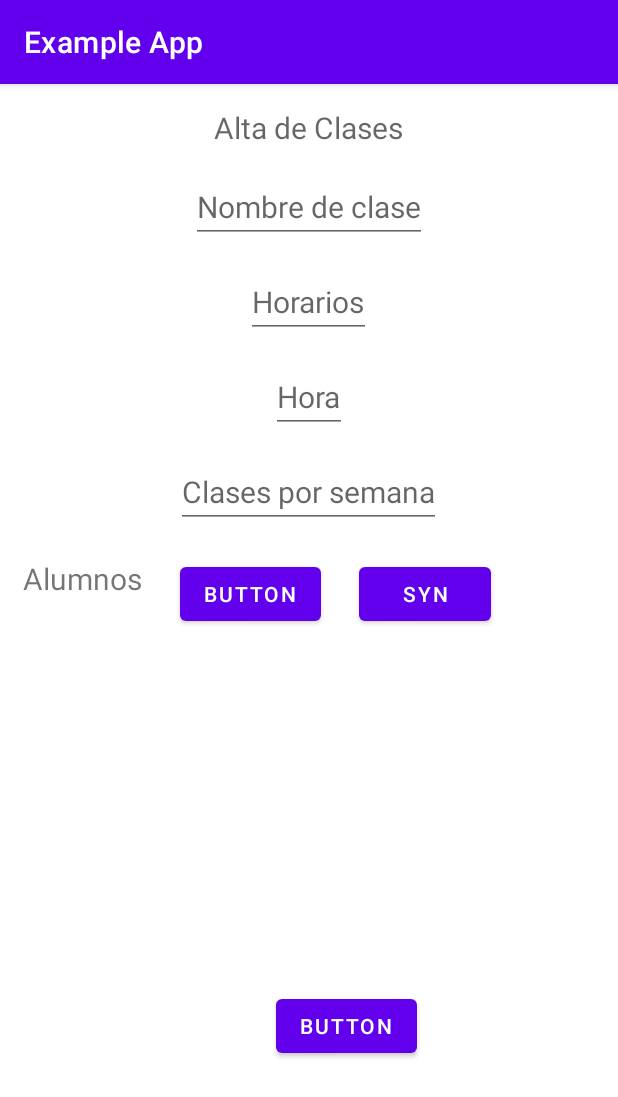
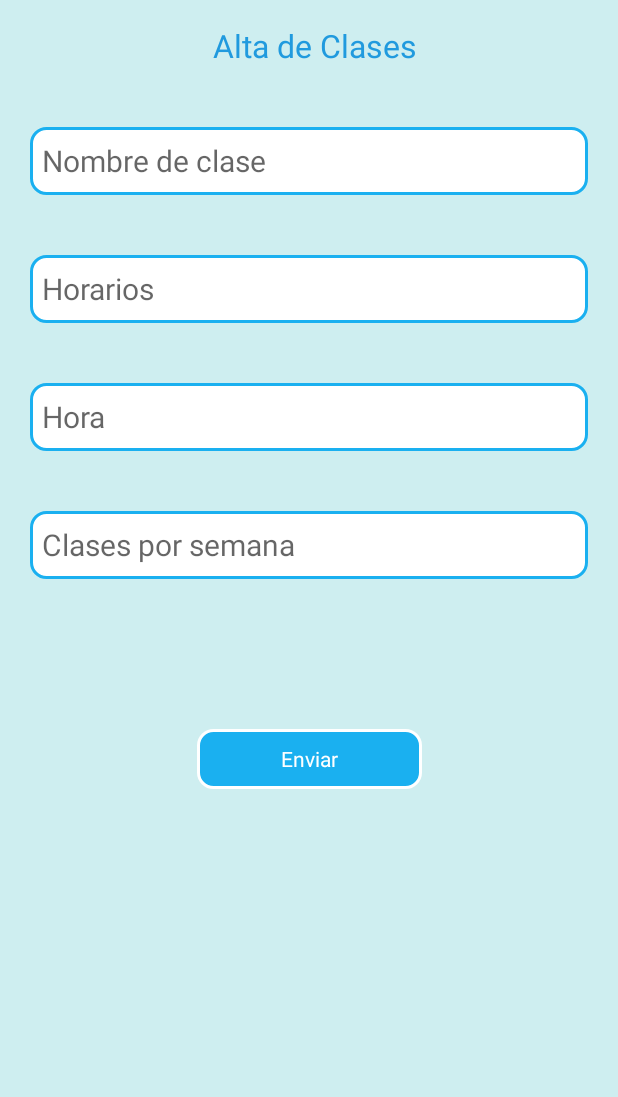
Before and after one commit to NClassDev/CourseTeach, an Android app: the AddCourseFragment screen opened through its navigation route, on a phone screen of 412 x 824 dp. Shown: the top 1097 px of the screen. Run offline under Robolectric (Android 15) with nearby library versions, the phone set to English and light mode, and no system bars; our stand-ins replace Dagger/Hilt's generated code, Firebase (no records; nobody signed in at launch, a user with empty details on screens opened directly), Room's generated code, navigation-ui; libraries missing offline, so code that uses them is left out: com.squareup.okhttp.

Commit message:
Diseño de Pantaña Home y Agregar Curso

```diff
--- a/app/src/main/java/com/example/loginclean/adapters/CursosAdapter.kt
+++ b/app/src/main/java/com/example/loginclean/adapters/CursosAdapter.kt
@@ -38,7 +38,10 @@ private val cursoClickListener : OnCursoClickListener
         override fun bind(curso :Cursos, position: Int) {
 
             itemView.apply {
-                itemView.cursos_item_name_text.text = curso.horario
+                itemView.cursos_item_id_text.text = "id: "+ curso.idcurso
+                itemView.curso_item_name_tv.text = curso.namecurso
+                itemView.curso_item_horario_tv.text = curso.horario
+
             }
 
 
--- a/app/src/main/java/com/example/loginclean/domain/model/usecase/CursosRepository.kt
+++ b/app/src/main/java/com/example/loginclean/domain/model/usecase/CursosRepository.kt
@@ -91,6 +91,7 @@ class CursosRepository @Inject constructor(
             ).await().also { it ->
                 emit(ResourceFirebase.Success(it))
 
+
                 user.collection(USER_REF).document(getUserID()).collection(CURSOSPROFESOR)
                     .document(randomIDCurso).set(
                         hashMapOf(IDCURSO to randomIDCurso, NAMECURSO to curso.namecurso)
--- a/app/src/main/java/com/example/loginclean/ui/AddCourseFragment.kt
+++ b/app/src/main/java/com/example/loginclean/ui/AddCourseFragment.kt
@@ -42,7 +42,7 @@ class AddCourseFragment : Fragment(), AlumnosAdapter.OnAlumnoClickListener, Alum
         setupRecyclearView()
         setupObservers()
 
-        binding.btnAddAlumno.setOnClickListener {
+        binding.btnEnviar.setOnClickListener {
             putCurso()
         }
 
--- /dev/null
+++ b/app/src/main/res/drawable/roundededbtnform.xml
@@ -0,0 +1,15 @@
+<?xml version="1.0" encoding="utf-8"?>
+<!--  res/drawable/rounded_edittext.xml -->
+<shape xmlns:android="http://schemas.android.com/apk/res/android"
+    android:shape="rectangle"
+
+    android:padding="10dp">
+
+    <solid android:color="@color/form_blue"/>
+    <stroke android:width="2dp" android:color="@color/white" />
+    <corners
+        android:bottomRightRadius="10dp"
+        android:bottomLeftRadius="10dp"
+        android:topLeftRadius="10dp"
+        android:topRightRadius="10dp" />
+</shape>
--- /dev/null
+++ b/app/src/main/res/drawable/roundededform.xml
@@ -0,0 +1,15 @@
+<?xml version="1.0" encoding="utf-8"?>
+<!--  res/drawable/rounded_edittext.xml -->
+<shape xmlns:android="http://schemas.android.com/apk/res/android"
+    android:shape="rectangle"
+
+    android:padding="10dp">
+
+    <solid android:color="#FFFFFF" />
+    <stroke android:width="2dp" android:color="@color/form_blue" />
+    <corners
+        android:bottomRightRadius="10dp"
+        android:bottomLeftRadius="10dp"
+        android:topLeftRadius="10dp"
+        android:topRightRadius="10dp" />
+</shape>
--- a/app/src/main/res/layout/fragment_add_course.xml
+++ b/app/src/main/res/layout/fragment_add_course.xml
@@ -5,9 +5,10 @@
     android:layout_height="match_parent"
     xmlns:app="http://schemas.android.com/apk/res-auto"
     android:orientation="vertical"
+    android:background="@color/background_blue_20"
     tools:context=".ui.AddCourseFragment">
 
-    <LinearLayout
+    <androidx.constraintlayout.widget.ConstraintLayout
         android:layout_width="match_parent"
         android:layout_height="match_parent"
         android:orientation="vertical">
@@ -15,88 +16,84 @@
 
         <TextView
             android:id="@+id/textView_msg_altaDeClases"
-            android:layout_width="wrap_content"
+            android:layout_width="match_parent"
             android:layout_height="wrap_content"
-            android:textSize="20sp"
-            android:layout_marginTop="15dp"
             android:layout_gravity="center"
-            android:hint="@string/msg_altadeclases" />
-
+            android:layout_marginHorizontal="20dp"
+            android:gravity="center"
+            android:text="@string/msg_altadeclases"
+            android:textColor="@color/form_blue_title"
+            android:layout_marginTop="16dp"
+            android:textSize="21sp"
+            android:paddingStart="8dp"
+            app:layout_constraintEnd_toEndOf="parent"
+            app:layout_constraintStart_toStartOf="parent"
+            app:layout_constraintTop_toTopOf="parent" />
 
 
         <EditText
             android:id="@+id/textView_msg_nombreClase"
-            android:layout_width="wrap_content"
-            android:layout_height="wrap_content"
+            android:layout_width="match_parent"
+            android:layout_height="45dp"
+            android:layout_marginHorizontal="20dp"
+            android:layout_gravity="center"
+            android:layout_marginTop="40dp"
+            android:paddingStart="8dp"
+            android:background="@drawable/roundededform"
+            android:hint="@string/msg_nombre_clase"
+            android:inputType="textPersonName"
             android:textSize="20sp"
-            android:layout_marginTop="15dp"
-            android:layout_gravity="center"
-            android:inputType="textPersonName"
-            android:hint="@string/msg_nombre_clase" />
+            app:layout_constraintEnd_toEndOf="@+id/textView_msg_altaDeClases"
+            app:layout_constraintStart_toStartOf="@+id/textView_msg_altaDeClases"
+            app:layout_constraintTop_toBottomOf="@+id/textView_msg_altaDeClases" />
 
         <EditText
             android:id="@+id/textView_msg_horarios"
-            android:layout_width="wrap_content"
-            android:layout_height="wrap_content"
+            android:layout_width="match_parent"
+            android:layout_height="45dp"
+            android:layout_marginHorizontal="20dp"
+            android:layout_gravity="center"
+            android:paddingStart="8dp"
+            android:layout_marginTop="40dp"
+            android:background="@drawable/roundededform"
+            android:hint="@string/msg_horarios"
+            android:inputType="textPersonName"
             android:textSize="20sp"
-            android:layout_marginTop="15dp"
-            android:layout_gravity="center"
-            android:inputType="textPersonName"
-            android:hint="@string/msg_horarios" />
+            app:layout_constraintEnd_toEndOf="@+id/textView_msg_nombreClase"
+            app:layout_constraintStart_toStartOf="@+id/textView_msg_nombreClase"
+            app:layout_constraintTop_toBottomOf="@+id/textView_msg_nombreClase" />
 
         <EditText
             android:id="@+id/textView_msg_hora"
-            android:layout_width="wrap_content"
-            android:layout_height="wrap_content"
+            android:layout_width="match_parent"
+            android:layout_height="45dp"
+            android:layout_marginHorizontal="20dp"
+            android:layout_gravity="center"
+            android:layout_marginTop="40dp"
+            android:background="@drawable/roundededform"
+            android:paddingStart="8dp"
+            android:hint="@string/msg_hora"
+            android:inputType="textPersonName"
             android:textSize="20sp"
-            android:layout_marginTop="15dp"
-            android:layout_gravity="center"
-            android:inputType="textPersonName"
-            android:hint="@string/msg_hora" />
+            app:layout_constraintEnd_toEndOf="@+id/textView_msg_horarios"
+            app:layout_constraintStart_toStartOf="@+id/textView_msg_horarios"
+            app:layout_constraintTop_toBottomOf="@+id/textView_msg_horarios" />
 
         <EditText
             android:id="@+id/textView_msg_clasesPorSemana"
-            android:layout_width="wrap_content"
-            android:layout_height="wrap_content"
+            android:layout_width="match_parent"
+            android:layout_height="45dp"
+            android:layout_marginHorizontal="20dp"
+            android:layout_gravity="center"
+            android:layout_marginTop="40dp"
+            android:background="@drawable/roundededform"
+            android:hint="@string/msg_nombre_clasesPorSemana"
+            android:inputType="number"
             android:textSize="20sp"
-            android:layout_marginTop="15dp"
-            android:layout_gravity="center"
-            android:inputType="textPersonName"
-            android:hint="@string/msg_nombre_clasesPorSemana" />
-
-
-        <LinearLayout
-            android:layout_width="match_parent"
-            android:layout_height="wrap_content"
-            android:layout_marginTop="20dp"
-            android:orientation="horizontal">
-
-            <TextView
-                android:id="@+id/textView_alumnos"
-                android:layout_width="wrap_content"
-                android:layout_height="wrap_content"
-                android:textSize="20sp"
-                android:layout_marginLeft="15dp"
-                android:layout_gravity="left"
-                android:layout_marginTop="15dp"
-                android:text="@string/title_alumnos" />
-
-            <Button
-                android:id="@+id/btn_addAlumno"
-                android:layout_width="wrap_content"
-                android:layout_height="wrap_content"
-                android:layout_marginLeft="25dp"
-                android:layout_gravity="right"
-                android:text="Button" />
-
-            <Button
-                android:id="@+id/btn_syndata"
-                android:layout_width="wrap_content"
-                android:layout_height="wrap_content"
-                android:layout_marginLeft="25dp"
-                android:layout_gravity="right"
-                android:text="Syn" />
-        </LinearLayout>
+            android:paddingStart="8dp"
+            app:layout_constraintEnd_toEndOf="@+id/textView_msg_hora"
+            app:layout_constraintStart_toStartOf="@+id/textView_msg_hora"
+            app:layout_constraintTop_toBottomOf="@+id/textView_msg_hora" />
 
 
 
@@ -106,19 +103,24 @@
             android:layout_height="wrap_content"
             android:layout_centerInParent="true"
             android:layout_gravity="center"
-            />
+            android:visibility="gone"
+            android:layout_marginTop="244dp"
+            app:layout_constraintEnd_toEndOf="parent"
+            app:layout_constraintHorizontal_bias="0.493"
+            app:layout_constraintStart_toStartOf="parent"
+            app:layout_constraintTop_toTopOf="parent" />
 
         <androidx.recyclerview.widget.RecyclerView
             android:id="@+id/rcyclview_alumnos"
             android:layout_width="match_parent"
             android:layout_height="100dp"
+            android:visibility="gone"
             android:layout_marginTop="20dp"
             android:outlineProvider="bounds"
             app:layout_constraintBottom_toBottomOf="parent"
             app:layout_constraintEnd_toEndOf="parent"
             app:layout_constraintHorizontal_bias="0.0"
-            app:layout_constraintStart_toStartOf="parent"
-            app:layout_constraintTop_toBottomOf="@+id/fragment_main_searchView_mcv_search_view" />
+            app:layout_constraintStart_toStartOf="parent" />
 
         <androidx.recyclerview.widget.RecyclerView
             android:id="@+id/rcyclview_alumnosRoom"
@@ -126,21 +128,26 @@
             android:layout_height="100dp"
             android:layout_marginTop="20dp"
             android:outlineProvider="bounds"
+            android:visibility="gone"
             app:layout_constraintBottom_toBottomOf="parent"
             app:layout_constraintEnd_toEndOf="parent"
             app:layout_constraintHorizontal_bias="0.0"
-            app:layout_constraintStart_toStartOf="parent"
-            app:layout_constraintTop_toBottomOf="@+id/fragment_main_searchView_mcv_search_view" />
+            app:layout_constraintStart_toStartOf="parent"/>
 
-        <Button
-            android:id="@+id/btn_enviar_curso"
-            android:layout_width="wrap_content"
-            android:layout_height="wrap_content"
-            android:layout_marginLeft="25dp"
-            android:layout_gravity="center"
-            android:text="Button" />
+        <TextView
+            android:id="@+id/btn_enviar"
+            android:layout_width="150dp"
+            android:layout_height="40dp"
+            android:layout_marginTop="100dp"
+            android:gravity="center"
+            android:text="@string/msg_enviar"
+            android:textColor="@color/white"
+            android:background="@drawable/roundededbtnform"
+            app:layout_constraintEnd_toEndOf="@+id/textView_msg_clasesPorSemana"
+            app:layout_constraintStart_toStartOf="@+id/textView_msg_clasesPorSemana"
+            app:layout_constraintTop_toBottomOf="@+id/textView_msg_clasesPorSemana" />
 
-    </LinearLayout>
+    </androidx.constraintlayout.widget.ConstraintLayout>
 
 
 
--- a/app/src/main/res/navigation/nav_graph.xml
+++ b/app/src/main/res/navigation/nav_graph.xml
@@ -19,6 +19,9 @@
         <action
             android:id="@+id/action_homeFragment_to_loginActivity"
             app:destination="@id/loginActivity" />
+        <action
+            android:id="@+id/action_homeFragment_to_profesorPerfilFragment"
+            app:destination="@id/profesorPerfilFragment" />
     </fragment>
     <fragment
         android:id="@+id/addCourseFragment"
@@ -39,5 +42,10 @@
         android:name="com.example.loginclean.ui.LoginActivity"
         android:label="activity_login"
         tools:layout="@layout/activity_login" />
+    <fragment
+        android:id="@+id/profesorPerfilFragment"
+        android:name="com.example.loginclean.ui.ProfesorPerfilFragment"
+        android:label="fragment_profesor_perfil"
+        tools:layout="@layout/fragment_profesor_perfil" />
 
 </navigation>
--- a/app/src/main/res/values/colors.xml
+++ b/app/src/main/res/values/colors.xml
@@ -7,4 +7,16 @@
     <color name="teal_700">#FF018786</color>
     <color name="black">#FF000000</color>
     <color name="white">#FFFFFFFF</color>
+
+    <color name="black_transparent_50">#50000000</color>
+    <color name="item_curso_green">#9DDAC6</color>
+    <color name="form_blue_title">#209ADE</color>
+    <color name="form_blue">#1AB0F0</color>
+    <color name="background_blue_20">#5064C9CF</color>
+    <color name="btn_floating_home">#709FB0</color>
+    <color name="item_curso_white80">#AAFFFFFF</color>
+
+
+
+
 </resources>
--- a/app/src/main/res/values/strings.xml
+++ b/app/src/main/res/values/strings.xml
@@ -10,4 +10,7 @@
     <string name="msg_horarios">Horarios</string>
     <string name="msg_hora">Hora</string>
     <string name="title_alumnos">Alumnos</string>
+    <string name="verperfil_title">ver perfil</string>
+    <string name="miscursos_title">Mis Cursos</string>
+    <string name="msg_enviar">Enviar</string>
 </resources>
--- a/app/src/main/res/values/themes.xml
+++ b/app/src/main/res/values/themes.xml
@@ -1,6 +1,6 @@
 <resources xmlns:tools="http://schemas.android.com/tools">
     <!-- Base application theme. -->
-    <style name="Theme.Logincleanarchitecture" parent="Theme.MaterialComponents.DayNight.DarkActionBar">
+    <style name="Theme.Logincleanarchitecture" parent="Theme.MaterialComponents.DayNight.NoActionBar">
         <!-- Primary brand color. -->
         <item name="colorPrimary">@color/purple_500</item>
         <item name="colorPrimaryVariant">@color/purple_700</item>
```
Also changed, not shown: app/src/main/java/com/example/loginclean/di/FirebaseModule.kt (+7 -0 lines), app/src/main/java/com/example/loginclean/domain/model/usecase/ProfesorRepository.kt (added, +52 -0 lines), app/src/main/java/com/example/loginclean/presentation/ProfesorViewModel.kt (added, +22 -0 lines), app/src/main/java/com/example/loginclean/ui/HomeFragment.kt (+18 -5 lines), app/src/main/java/com/example/loginclean/ui/ProfesorPerfilFragment.kt (added, +60 -0 lines), app/src/main/res/layout/cursos_item.xml (+44 -8 lines), app/src/main/res/layout/fragment_home.xml (+60 -28 lines), app/src/main/res/layout/fragment_profesor_perfil.xml (added, +14 -0 lines), app/src/main/res/drawable/background.png (added), app/src/main/res/drawable/itemcurso.png (added).
